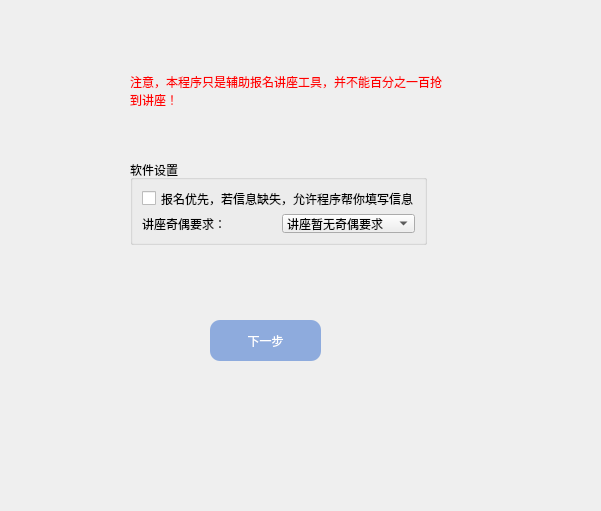
Old version of the form 程序源代码/usesettings.ui in the repository guanlinbo/bmgj.
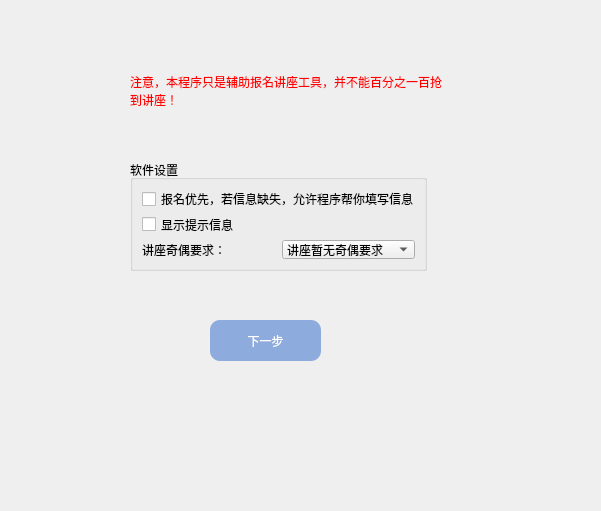
New version of the form.

```diff
--- a/程序源代码/usesettings.ui
+++ b/程序源代码/usesettings.ui
@@ -39,7 +39,7 @@
      <x>130</x>
      <y>160</y>
      <width>297</width>
-     <height>85</height>
+     <height>111</height>
     </rect>
    </property>
    <property name="title">
@@ -55,6 +55,16 @@
         </property>
        </widget>
       </item>
+      <item>
+       <widget class="QCheckBox" name="checkBox_2">
+        <property name="text">
+         <string>显示提示信息</string>
+        </property>
+        <property name="checked">
+         <bool>false</bool>
+        </property>
+       </widget>
+      </item>
       <item>
        <layout class="QHBoxLayout" name="horizontalLayout">
         <item>
```
